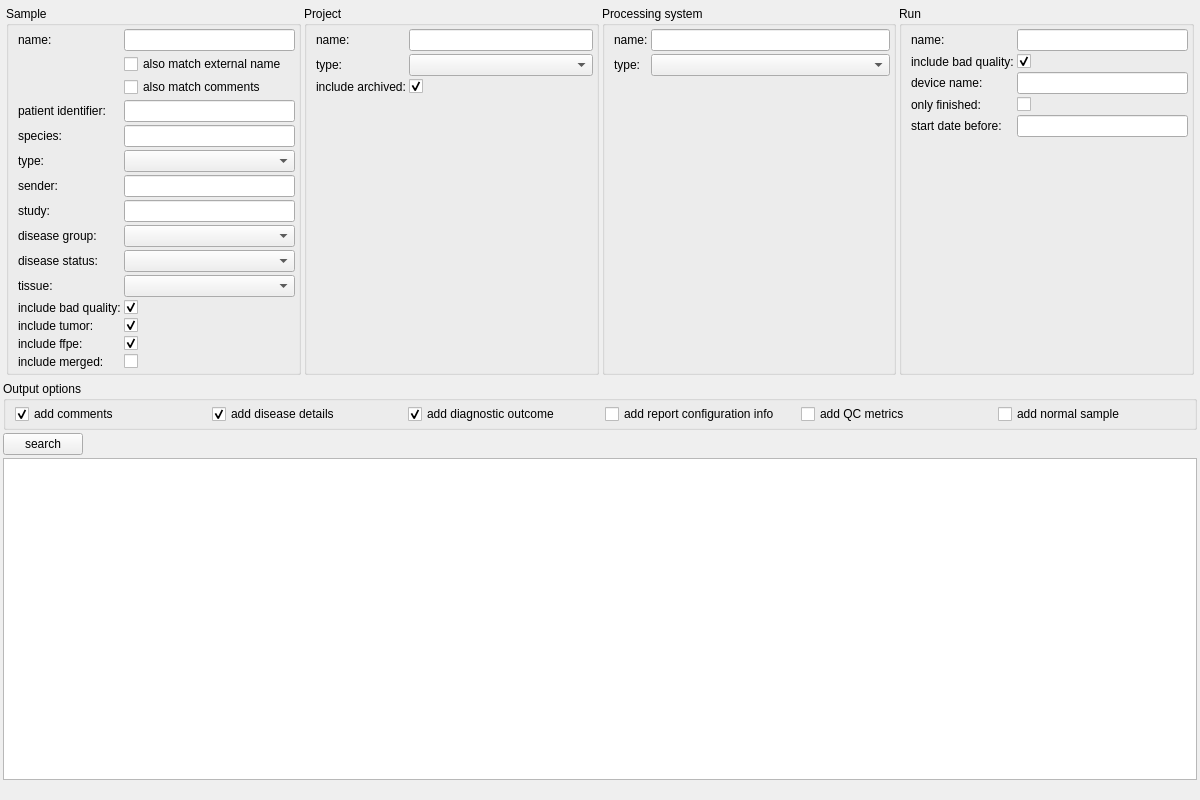
Old version of the form src/GSvar/SampleSearchWidget.ui in the repository imgag/ngs-bits.
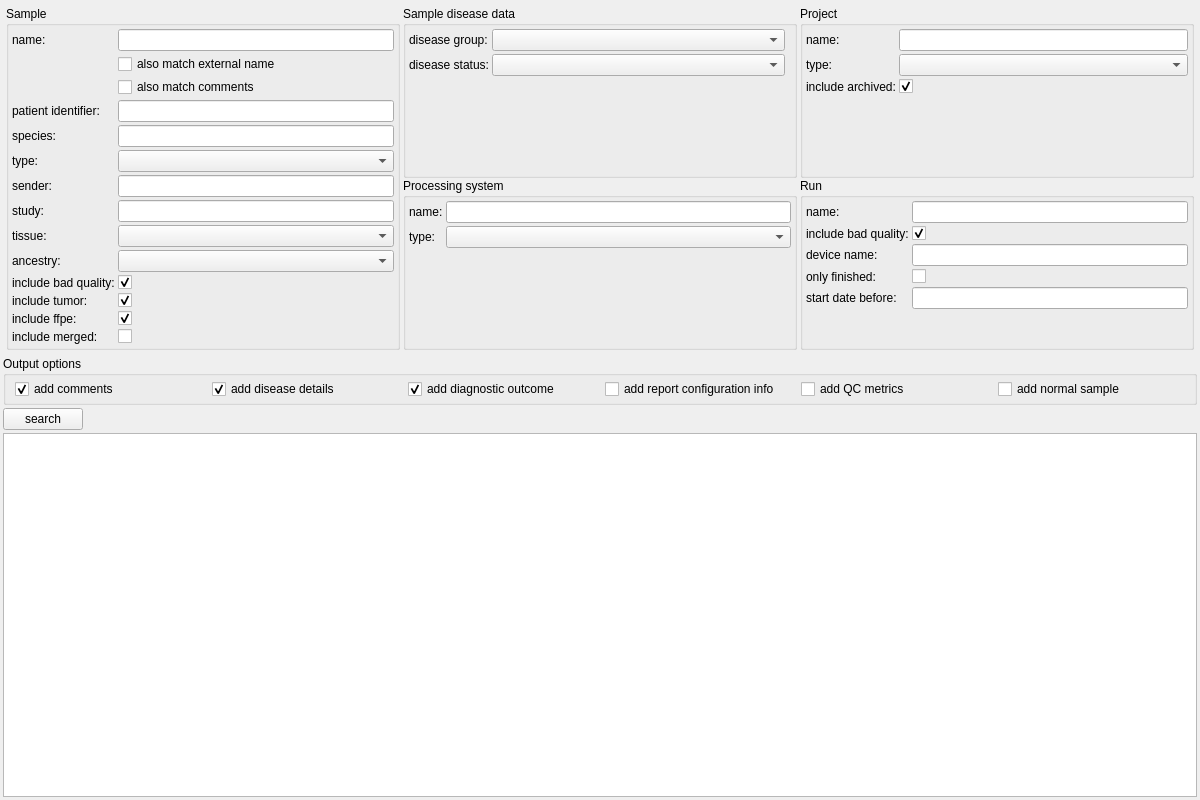
New version of the form. Icons and pictures are not drawn. Custom widgets are drawn as their Qt base class.

Commit message: GSvar/NGSDExportSamples: Added ancestry option for sample search.

```diff
--- a/src/GSvar/SampleSearchWidget.ui
+++ b/src/GSvar/SampleSearchWidget.ui
@@ -19,7 +19,7 @@
   <property name="windowTitle">
    <string>Form</string>
   </property>
-  <layout class="QVBoxLayout" name="verticalLayout" stretch="0,0,0,100,0">
+  <layout class="QVBoxLayout" name="verticalLayout" stretch="0,0,0,100">
    <property name="spacing">
     <number>3</number>
    </property>
@@ -68,7 +68,7 @@
          <number>3</number>
         </property>
         <property name="leftMargin">
-         <number>9</number>
+         <number>3</number>
         </property>
         <property name="topMargin">
          <number>3</number>
@@ -79,37 +79,6 @@
         <property name="bottomMargin">
          <number>3</number>
         </property>
-        <item row="4" column="0">
-         <widget class="QLabel" name="label_4">
-          <property name="text">
-           <string>species:</string>
-          </property>
-         </widget>
-        </item>
-        <item row="11" column="0">
-         <widget class="QLabel" name="label_5">
-          <property name="text">
-           <string>include bad quality:</string>
-          </property>
-         </widget>
-        </item>
-        <item row="4" column="1">
-         <widget class="DBSelector" name="s_species"/>
-        </item>
-        <item row="12" column="0">
-         <widget class="QLabel" name="label_6">
-          <property name="text">
-           <string>include tumor:</string>
-          </property>
-         </widget>
-        </item>
-        <item row="13" column="0">
-         <widget class="QLabel" name="label_7">
-          <property name="text">
-           <string>include ffpe:</string>
-          </property>
-         </widget>
-        </item>
         <item row="0" column="0">
          <widget class="QLabel" name="label_8">
           <property name="text">
@@ -120,70 +89,6 @@
         <item row="0" column="1">
          <widget class="DBSelector" name="s_name"/>
         </item>
-        <item row="13" column="1">
-         <widget class="QCheckBox" name="s_ffpe">
-          <property name="text">
-           <string/>
-          </property>
-          <property name="checked">
-           <bool>true</bool>
-          </property>
-         </widget>
-        </item>
-        <item row="12" column="1">
-         <widget class="QCheckBox" name="s_tumor">
-          <property name="text">
-           <string/>
-          </property>
-          <property name="checked">
-           <bool>true</bool>
-          </property>
-         </widget>
-        </item>
-        <item row="11" column="1">
-         <widget class="QCheckBox" name="s_bad_quality">
-          <property name="text">
-           <string/>
-          </property>
-          <property name="checked">
-           <bool>true</bool>
-          </property>
-         </widget>
-        </item>
-        <item row="14" column="0">
-         <widget class="QLabel" name="label_12">
-          <property name="text">
-           <string>include merged:</string>
-          </property>
-         </widget>
-        </item>
-        <item row="14" column="1">
-         <widget class="QCheckBox" name="s_merged">
-          <property name="text">
-           <string/>
-          </property>
-         </widget>
-        </item>
-        <item row="8" column="0">
-         <widget class="QLabel" name="label_14">
-          <property name="text">
-           <string>disease group:</string>
-          </property>
-         </widget>
-        </item>
-        <item row="9" column="0">
-         <widget class="QLabel" name="label_15">
-          <property name="text">
-           <string>disease status:</string>
-          </property>
-         </widget>
-        </item>
-        <item row="8" column="1">
-         <widget class="QComboBox" name="s_disease_group"/>
-        </item>
-        <item row="9" column="1">
-         <widget class="QComboBox" name="s_disease_status"/>
-        </item>
         <item row="1" column="1">
          <widget class="QCheckBox" name="s_name_ext">
           <property name="text">
@@ -201,6 +106,36 @@
           </property>
          </widget>
         </item>
+        <item row="3" column="0">
+         <widget class="QLabel" name="label_22">
+          <property name="text">
+           <string>patient identifier:</string>
+          </property>
+         </widget>
+        </item>
+        <item row="3" column="1">
+         <widget class="QLineEdit" name="s_patient_identifier"/>
+        </item>
+        <item row="4" column="0">
+         <widget class="QLabel" name="label_4">
+          <property name="text">
+           <string>species:</string>
+          </property>
+         </widget>
+        </item>
+        <item row="4" column="1">
+         <widget class="DBSelector" name="s_species"/>
+        </item>
+        <item row="5" column="0">
+         <widget class="QLabel" name="label_20">
+          <property name="text">
+           <string>type:</string>
+          </property>
+         </widget>
+        </item>
+        <item row="5" column="1">
+         <widget class="QComboBox" name="s_type"/>
+        </item>
         <item row="6" column="0">
          <widget class="QLabel" name="label_17">
           <property name="text">
@@ -208,6 +143,9 @@
           </property>
          </widget>
         </item>
+        <item row="6" column="1">
+         <widget class="DBSelector" name="s_sender"/>
+        </item>
         <item row="7" column="0">
          <widget class="QLabel" name="label_18">
           <property name="text">
@@ -215,45 +153,204 @@
           </property>
          </widget>
         </item>
-        <item row="6" column="1">
-         <widget class="DBSelector" name="s_sender"/>
-        </item>
         <item row="7" column="1">
          <widget class="DBSelector" name="s_study"/>
         </item>
-        <item row="5" column="0">
-         <widget class="QLabel" name="label_20">
-          <property name="text">
-           <string>type:</string>
-          </property>
-         </widget>
-        </item>
-        <item row="5" column="1">
-         <widget class="QComboBox" name="s_type"/>
-        </item>
-        <item row="10" column="0">
+        <item row="8" column="0">
          <widget class="QLabel" name="label_21">
           <property name="text">
            <string>tissue:</string>
           </property>
          </widget>
         </item>
-        <item row="10" column="1">
+        <item row="8" column="1">
          <widget class="QComboBox" name="s_tissue"/>
         </item>
-        <item row="3" column="0">
-         <widget class="QLabel" name="label_22">
+        <item row="10" column="0">
+         <widget class="QLabel" name="label_5">
           <property name="text">
-           <string>patient identifier:</string>
+           <string>include bad quality:</string>
           </property>
          </widget>
         </item>
-        <item row="3" column="1">
-         <widget class="QLineEdit" name="s_patient_identifier"/>
+        <item row="10" column="1">
+         <widget class="QCheckBox" name="s_bad_quality">
+          <property name="text">
+           <string/>
+          </property>
+          <property name="checked">
+           <bool>true</bool>
+          </property>
+         </widget>
         </item>
+        <item row="11" column="0">
+         <widget class="QLabel" name="label_6">
+          <property name="text">
+           <string>include tumor:</string>
+          </property>
+         </widget>
+        </item>
+        <item row="11" column="1">
+         <widget class="QCheckBox" name="s_tumor">
+          <property name="text">
+           <string/>
+          </property>
+          <property name="checked">
+           <bool>true</bool>
+          </property>
+         </widget>
+        </item>
+        <item row="12" column="0">
+         <widget class="QLabel" name="label_7">
+          <property name="text">
+           <string>include ffpe:</string>
+          </property>
+         </widget>
+        </item>
+        <item row="12" column="1">
+         <widget class="QCheckBox" name="s_ffpe">
+          <property name="text">
+           <string/>
+          </property>
+          <property name="checked">
+           <bool>true</bool>
+          </property>
+         </widget>
+        </item>
+        <item row="13" column="0">
+         <widget class="QLabel" name="label_12">
+          <property name="text">
+           <string>include merged:</string>
+          </property>
+         </widget>
+        </item>
+        <item row="13" column="1">
+         <widget class="QCheckBox" name="s_merged">
+          <property name="text">
+           <string/>
+          </property>
+         </widget>
+        </item>
+        <item row="9" column="0">
+         <widget class="QLabel" name="label_23">
+          <property name="text">
+           <string>ancestry:</string>
+          </property>
+         </widget>
+        </item>
+        <item row="9" column="1">
+         <widget class="QComboBox" name="s_ancestry"/>
+        </item>
        </layout>
       </widget>
      </item>
+     <item>
+      <layout class="QVBoxLayout" name="verticalLayout_2" stretch="1,1">
+       <property name="spacing">
+        <number>0</number>
+       </property>
+       <item>
+        <widget class="QGroupBox" name="groupBox_6">
+         <property name="title">
+          <string>Sample disease data</string>
+         </property>
+         <layout class="QFormLayout" name="formLayout_5">
+          <property name="horizontalSpacing">
+           <number>3</number>
+          </property>
+          <property name="verticalSpacing">
+           <number>3</number>
+          </property>
+          <property name="leftMargin">
+           <number>3</number>
+          </property>
+          <property name="topMargin">
+           <number>3</number>
+          </property>
+          <property name="bottomMargin">
+           <number>3</number>
+          </property>
+          <item row="0" column="0">
+           <widget class="QLabel" name="label_14">
+            <property name="text">
+             <string>disease group:</string>
+            </property>
+           </widget>
+          </item>
+          <item row="0" column="1">
+           <widget class="QComboBox" name="s_disease_group"/>
+          </item>
+          <item row="1" column="0">
+           <widget class="QLabel" name="label_15">
+            <property name="text">
+             <string>disease status:</string>
+            </property>
+           </widget>
+          </item>
+          <item row="1" column="1">
+           <widget class="QComboBox" name="s_disease_status"/>
+          </item>
+         </layout>
+        </widget>
+       </item>
+       <item>
+        <widget class="QGroupBox" name="groupBox_4">
+         <property name="title">
+          <string>Processing system</string>
+         </property>
+         <layout class="QFormLayout" name="formLayout_3">
+          <property name="horizontalSpacing">
+           <number>3</number>
+          </property>
+          <property name="verticalSpacing">
+           <number>3</number>
+          </property>
+          <property name="leftMargin">
+           <number>3</number>
+          </property>
+          <property name="topMargin">
+           <number>3</number>
+          </property>
+          <property name="rightMargin">
+           <number>3</number>
+          </property>
+          <property name="bottomMargin">
+           <number>3</number>
+          </property>
+          <item row="0" column="0">
+           <widget class="QLabel" name="label_2">
+            <property name="text">
+             <string>name:</string>
+            </property>
+           </widget>
+          </item>
+          <item row="0" column="1">
+           <widget class="DBSelector" name="sys_name"/>
+          </item>
+          <item row="1" column="0">
+           <widget class="QLabel" name="label_9">
+            <property name="text">
+             <string>type:</string>
+            </property>
+           </widget>
+          </item>
+          <item row="1" column="1">
+           <widget class="QComboBox" name="sys_type">
+            <property name="sizeAdjustPolicy">
+             <enum>QComboBox::AdjustToContents</enum>
+            </property>
+           </widget>
+          </item>
+         </layout>
+        </widget>
+       </item>
+      </layout>
+     </item>
+     <item>
+      <layout class="QVBoxLayout" name="verticalLayout_3" stretch="1,1">
+       <property name="spacing">
+        <number>0</number>
+       </property>
      <item>
       <widget class="QGroupBox" name="groupBox_3">
        <property name="title">
@@ -267,7 +364,7 @@
          <number>3</number>
         </property>
         <property name="leftMargin">
-         <number>9</number>
+           <number>3</number>
         </property>
         <property name="topMargin">
          <number>3</number>
@@ -318,57 +415,6 @@
        </layout>
       </widget>
      </item>
-     <item>
-      <widget class="QGroupBox" name="groupBox_4">
-       <property name="title">
-        <string>Processing system</string>
-       </property>
-       <layout class="QFormLayout" name="formLayout_3">
-        <property name="horizontalSpacing">
-         <number>3</number>
-        </property>
-        <property name="verticalSpacing">
-         <number>3</number>
-        </property>
-        <property name="leftMargin">
-         <number>9</number>
-        </property>
-        <property name="topMargin">
-         <number>3</number>
-        </property>
-        <property name="rightMargin">
-         <number>3</number>
-        </property>
-        <property name="bottomMargin">
-         <number>3</number>
-        </property>
-        <item row="0" column="0">
-         <widget class="QLabel" name="label_2">
-          <property name="text">
-           <string>name:</string>
-          </property>
-         </widget>
-        </item>
-        <item row="0" column="1">
-         <widget class="DBSelector" name="sys_name"/>
-        </item>
-        <item row="1" column="0">
-         <widget class="QLabel" name="label_9">
-          <property name="text">
-           <string>type:</string>
-          </property>
-         </widget>
-        </item>
-        <item row="1" column="1">
-         <widget class="QComboBox" name="sys_type">
-          <property name="sizeAdjustPolicy">
-           <enum>QComboBox::AdjustToContents</enum>
-          </property>
-         </widget>
-        </item>
-       </layout>
-      </widget>
-     </item>
      <item>
       <widget class="QGroupBox" name="groupBox_5">
        <property name="title">
@@ -382,7 +428,7 @@
          <number>3</number>
         </property>
         <property name="leftMargin">
-         <number>9</number>
+           <number>3</number>
         </property>
         <property name="topMargin">
          <number>3</number>
@@ -465,6 +511,8 @@
      </item>
     </layout>
    </item>
+    </layout>
+   </item>
    <item>
     <widget class="QGroupBox" name="groupBox_2">
      <property name="title">
@@ -559,6 +607,13 @@
        </property>
       </widget>
      </item>
+     <item>
+      <widget class="QLabel" name="search_status">
+       <property name="text">
+        <string/>
+       </property>
+      </widget>
+     </item>
      <item>
       <spacer name="horizontalSpacer">
        <property name="orientation">
@@ -577,13 +632,6 @@
    <item>
     <widget class="DBTableWidget" name="sample_table"/>
    </item>
-   <item>
-    <widget class="QLabel" name="search_status">
-     <property name="text">
-      <string/>
-     </property>
-    </widget>
-   </item>
   </layout>
  </widget>
  <customwidgets>
```
Lines whose indentation alone changed are shown as unchanged. The commit also changes 4 other files.
